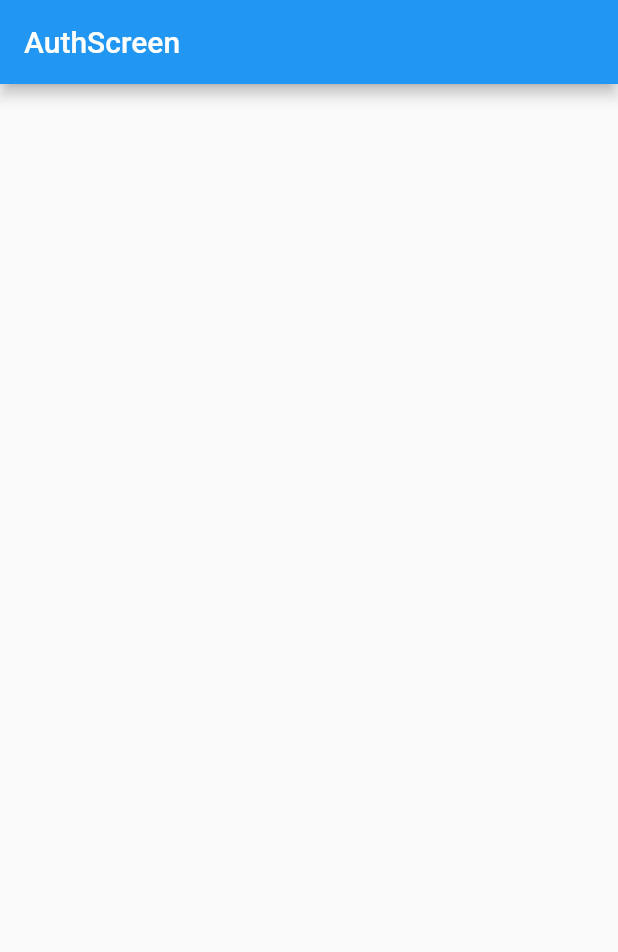
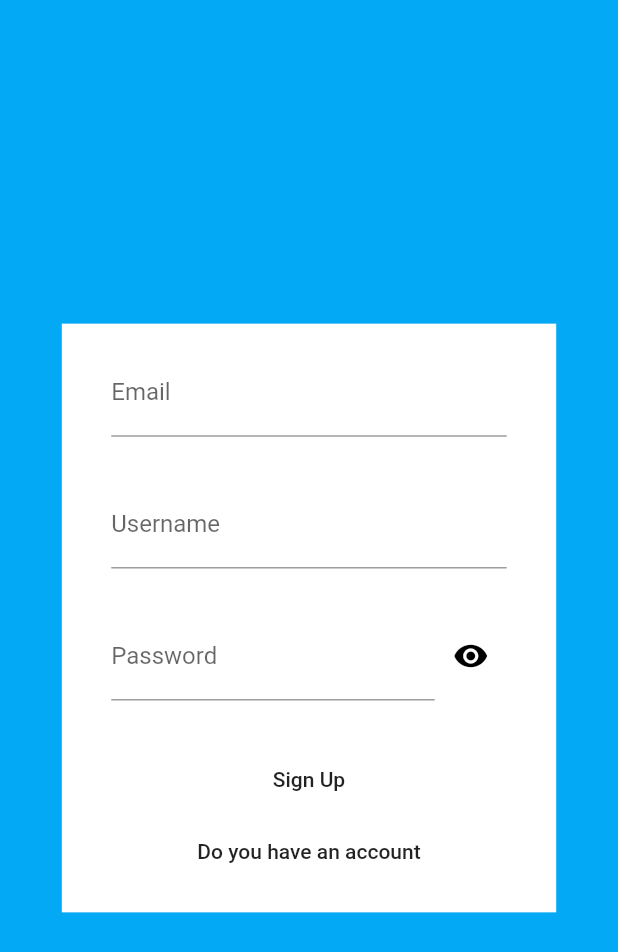
Before and after one commit to PPOHUNNER/chatEm_messenger, a Flutter app: the screen it shows after launch, on a phone screen of 412 x 824 dp. Shown: the top 952 px of the screen. Run offline on Flutter 3.47's test engine with Material 2 defaults, Android fonts, the phone set to English and light mode, and no system bars; our stand-ins replace firebase_auth, firebase_core; accounts and stored records are empty.

Commit message:
authentication through email and password added

```diff
--- a/lib/main.dart
+++ b/lib/main.dart
@@ -1,18 +1,59 @@
+import 'package:chatEm/screens/errorScreen.dart';
+import 'package:chatEm/screens/usersScreen.dart';
+import 'package:firebase_auth/firebase_auth.dart';
 import 'package:flutter/material.dart';
+import 'package:firebase_core/firebase_core.dart';
 import './screens/authScreen.dart';
-void main() {
+void main() async {
+  WidgetsFlutterBinding.ensureInitialized();
+  await Firebase.initializeApp();
   runApp(MyApp());
 }
+
 class MyApp extends StatelessWidget {
   @override
   Widget build(BuildContext context) {
+    final Future<FirebaseApp> _initialization = Firebase.initializeApp();
+    final authData = FirebaseAuth.instance;
     return MaterialApp(
       title: 'Flutter Demo',
       theme: ThemeData(
         primarySwatch: Colors.blue,
         visualDensity: VisualDensity.adaptivePlatformDensity,
       ),
-      home: AuthScreen(),
+      routes: {
+        '/usersScreen': (context) => UserScreen(),
+        '/authScreen':(context)=>AuthScreen()
+        },
+      home: FutureBuilder(
+        future: _initialization,
+        builder: (context, snapshot) {
+          if (snapshot.data == null) {
+            return ErrorPage();
+          }
+          if (snapshot.connectionState == ConnectionState.waiting) {
+            return ErrorPage();
+          }
+          // Once complete, show your application
+          if (snapshot.connectionState == ConnectionState.done) {
+            return StreamBuilder(
+                stream: authData.authStateChanges(),
+                builder: (context, authSnapshots) {
+                  if (authSnapshots.data == null) {
+                    return AuthScreen();
+                  }
+                  return UserScreen();
+                });
+          }
+
+          // Otherwise, show something whilst waiting for initialization to complete
+          return Scaffold(
+            body: Center(
+              child: CircularProgressIndicator(),
+            ),
+          );
+        },
+      ),
     );
   }
 }
--- a/lib/screens/authScreen.dart
+++ b/lib/screens/authScreen.dart
@@ -1,17 +1,25 @@
 import 'package:flutter/material.dart';
-
+import 'package:firebase_auth/firebase_auth.dart';
+import '../widgets/authForm.dart';
 class AuthScreen extends StatefulWidget {
   @override
   _AuthScreenState createState() => _AuthScreenState();
 }
 
 class _AuthScreenState extends State<AuthScreen> {
+  final authInstance = FirebaseAuth.instance;
+  bool _viewPassword = false;
+  bool _accountExists = false;
   @override
   Widget build(BuildContext context) {
+
     return Scaffold(
-      appBar: AppBar(
-        title: Text('AuthScreen'),
+      backgroundColor: Colors.lightBlue,
+      body: Center(
+        child:AuthForm(accountExists: _accountExists,viewPassword: _viewPassword,) ,
       ),
     );
   }
+
+
 }
--- /dev/null
+++ b/lib/widgets/authForm.dart
@@ -0,0 +1,149 @@
+import 'package:flutter/material.dart';
+import 'package:firebase_auth/firebase_auth.dart';
+
+// ignore: must_be_immutable
+class AuthForm extends StatefulWidget {
+  bool accountExists;
+  bool viewPassword;
+  AuthForm({this.accountExists, this.viewPassword});
+  @override
+  _AuthFormState createState() => _AuthFormState();
+}
+
+class _AuthFormState extends State<AuthForm> {
+  TextEditingController _emailController = TextEditingController();
+  TextEditingController _passwordController = TextEditingController();
+  TextEditingController _usernameController = TextEditingController();
+  bool isLoading = false;
+  final authInstance = FirebaseAuth.instance;
+  @override
+  Widget build(BuildContext context) {
+    final deviceSize = MediaQuery.of(context).size;
+    return Container(
+      color: Colors.white,
+      padding: EdgeInsets.symmetric(
+          horizontal: deviceSize.width * 0.08,
+          vertical: deviceSize.width * 0.04),
+      width: deviceSize.width * 0.8,
+      child: SingleChildScrollView(
+        child: Column(
+          children: [
+            TextField(
+              key: ValueKey("email"),
+              decoration: InputDecoration(labelText: "Email"),
+              controller: _emailController,
+            ),
+            SizedBox(
+              height: deviceSize.width * 0.07,
+            ),
+            if (!widget.accountExists)
+              TextField(
+                key: ValueKey("username"),
+                decoration: InputDecoration(labelText: "Username"),
+                controller: _usernameController,
+              ),
+            if (!widget.accountExists)
+              SizedBox(
+                height: deviceSize.width * 0.07,
+              ),
+            Row(
+              children: [
+                Expanded(
+                  child: TextField(
+                    key: ValueKey("password"),
+                    decoration: InputDecoration(labelText: "Password"),
+                    obscureText: widget.viewPassword ? false : true,
+                    controller: _passwordController,
+                  ),
+                ),
+                IconButton(
+                    icon: Icon(
+                      widget.viewPassword ? Icons.visibility_off: Icons.remove_red_eye ,
+                      color: widget.viewPassword ? Colors.blue : Colors.black,
+                    ),
+                    onPressed: () {
+                      setState(() {
+                        widget.viewPassword = !widget.viewPassword;
+                      });
+                    }),
+              ],
+            ),
+            SizedBox(
+              height: deviceSize.width * 0.07,
+            ),
+            FlatButton(
+                onPressed: () {
+                  _authValidate({
+                    'email': _emailController.text,
+                    'username': _usernameController.text,
+                    'password': _passwordController.text
+                  }, context);
+                },
+                child: isLoading ? CircularProgressIndicator() : Text(widget.accountExists ? "Sign In" : "Sign Up")),
+            FlatButton(
+                onPressed: () {
+                  setState(() {
+                    widget.accountExists = !widget.accountExists;
+                  });
+                },
+                child: Text(widget.accountExists
+                    ? "I don't have an account"
+                    : "Do you have an account"))
+          ],
+        ),
+      ),
+    );
+  }
+
+  void _authValidate(Map<String, dynamic> userData, BuildContext ctx) async {
+    {
+      if (userData['email'].isEmpty && userData['password'].isEmpty) {
+        Scaffold.of(ctx).showSnackBar(SnackBar(
+          content: Text("Incomplete form"),
+          duration: Duration(seconds: 2),
+        ));
+      } else if (widget.accountExists) {
+        try {
+          setState(() {
+            isLoading = true;
+          });
+          await authInstance.signInWithEmailAndPassword(
+              email: userData['email'], password: userData['password']);
+              setState(() {
+            isLoading = false;
+          });
+          Navigator.of(context).popAndPushNamed('/usersScreen');
+        } catch (e) {
+          Scaffold.of(ctx).showSnackBar(SnackBar(
+            content: Text(e.code),
+            duration: Duration(seconds: 2),
+          ));
+          setState(() {
+            isLoading = false;
+          });
+        }
+      } else {
+        try {
+          setState(() {
+            isLoading = true;
+          });
+          await authInstance.createUserWithEmailAndPassword(
+              email: userData['email'], password: userData['password']);
+          setState(() {
+            isLoading = false;
+          });
+          Navigator.of(context).popAndPushNamed('/usersScreen');
+        } catch (e) {
+          print(e);
+          Scaffold.of(ctx).showSnackBar(SnackBar(
+            content: Text(e.code),
+            duration: Duration(seconds: 2),
+          ));
+          setState(() {
+            isLoading = false;
+          });
+        }
+      }
+    }
+  }
+}
--- a/pubspec.yaml
+++ b/pubspec.yaml
@@ -23,6 +23,8 @@ environment:
 dependencies:
   flutter:
     sdk: flutter
+  firebase_core: "0.5.2+1"
+  firebase_auth: ^0.18.3+1
 
 
   # The following adds the Cupertino Icons font to your application.
```
Also changed, not shown: lib/screens/errorScreen.dart (added, +9 -0 lines), lib/screens/usersScreen.dart (+40 -0 lines), pubspec.lock.
